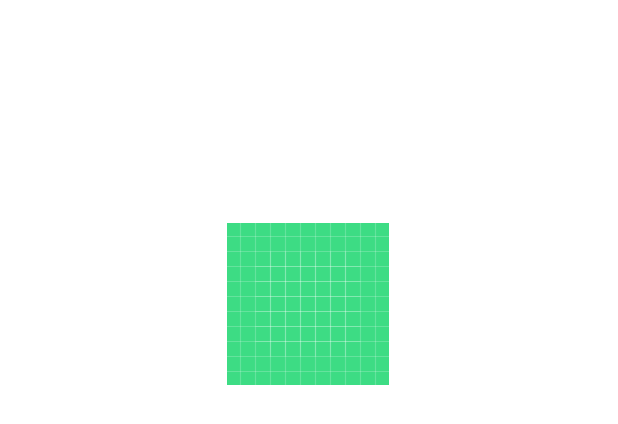
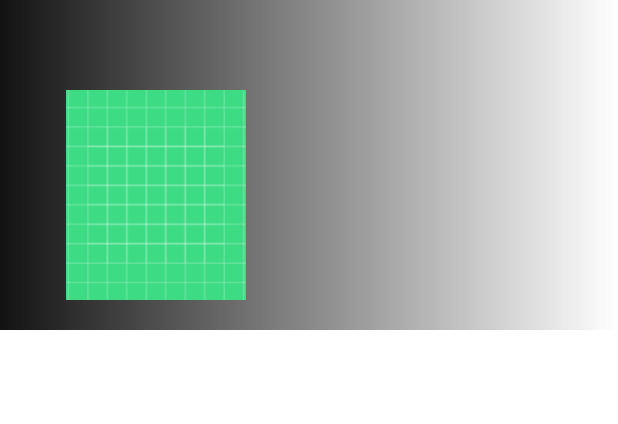
Before and after one commit to XiBiR01/NetFlixNestedRecyclerView-Android-Java, an Android app: the layout activity_game_detailed.xml on its own in the app's theme, with its tools: preview values and no code run, on a phone screen of 412 x 824 dp. Shown: the top 424 px of the screen. Run offline under Robolectric (Android 15) with nearby library versions, the phone set to English and light mode, and no system bars.

Commit message:
GameDetailedActivity Top Gradient -->UI Changes -14.04.2023

```diff
--- a/app/src/main/java/com/example/netflixrecyclerviewnested/GameDetailedActivity.java
+++ b/app/src/main/java/com/example/netflixrecyclerviewnested/GameDetailedActivity.java
@@ -13,6 +13,7 @@ public class GameDetailedActivity extends AppCompatActivity {
     protected void onCreate(Bundle savedInstanceState) {
         super.onCreate(savedInstanceState);
         setContentView(R.layout.activity_game_detailed);
+        getSupportActionBar().hide();
         Intent data=getIntent();
         int image=data.getIntExtra("gameArt",0);
         String gameName=data.getStringExtra("gameName").toString();
--- /dev/null
+++ b/app/src/main/res/drawable/detailed_activity_top_gradient.xml
@@ -0,0 +1,7 @@
+<?xml version="1.0" encoding="utf-8"?>
+<shape xmlns:android="http://schemas.android.com/apk/res/android">
+<gradient
+    android:startColor="#121212"
+    android:endColor="#00000000"
+    />
+</shape>
--- a/app/src/main/res/layout/activity_game_detailed.xml
+++ b/app/src/main/res/layout/activity_game_detailed.xml
@@ -6,25 +6,41 @@
     android:layout_height="match_parent"
     tools:context=".GameDetailedActivity">
 
+
+    <androidx.constraintlayout.widget.ConstraintLayout
+        android:layout_width="match_parent"
+        android:layout_height="wrap_content"
+        android:paddingBottom="20dp"
+        app:layout_constraintEnd_toEndOf="parent"
+        app:layout_constraintStart_toStartOf="parent"
+        app:layout_constraintTop_toTopOf="parent"
+        android:background="@drawable/detailed_activity_top_gradient">
+
         <TextView
             android:id="@+id/dGameTitle"
-        android:layout_width="wrap_content"
+            android:layout_width="0dp"
             android:layout_height="wrap_content"
+            android:layout_marginStart="17dp"
+            android:layout_marginEnd="17dp"
             android:text=""
-        android:textSize="30sp"
+            android:textSize="20sp"
             android:textStyle="bold"
+            app:layout_constraintBottom_toBottomOf="@+id/dGameImage"
             app:layout_constraintEnd_toEndOf="parent"
-        app:layout_constraintStart_toStartOf="parent"
-        app:layout_constraintTop_toTopOf="parent" />
+            app:layout_constraintStart_toEndOf="@+id/dGameImage"
+            app:layout_constraintTop_toTopOf="@+id/dGameImage" />
 
         <ImageView
             android:id="@+id/dGameImage"
-        android:layout_width="wrap_content"
-        android:layout_height="wrap_content"
-        android:layout_marginTop="108dp"
-        app:layout_constraintEnd_toEndOf="parent"
-        app:layout_constraintHorizontal_bias="0.498"
+            android:layout_width="120dp"
+            android:layout_height="140dp"
+            android:layout_marginStart="44dp"
+            android:layout_marginTop="60dp"
+            android:scaleType="centerCrop"
             app:layout_constraintStart_toStartOf="parent"
-        app:layout_constraintTop_toBottomOf="@+id/dGameTitle"
+            app:layout_constraintTop_toTopOf="parent"
             app:srcCompat="@drawable/ic_launcher_background" />
     </androidx.constraintlayout.widget.ConstraintLayout>
+
+
+</androidx.constraintlayout.widget.ConstraintLayout>
```
Lines whose indentation alone changed are shown as unchanged.
